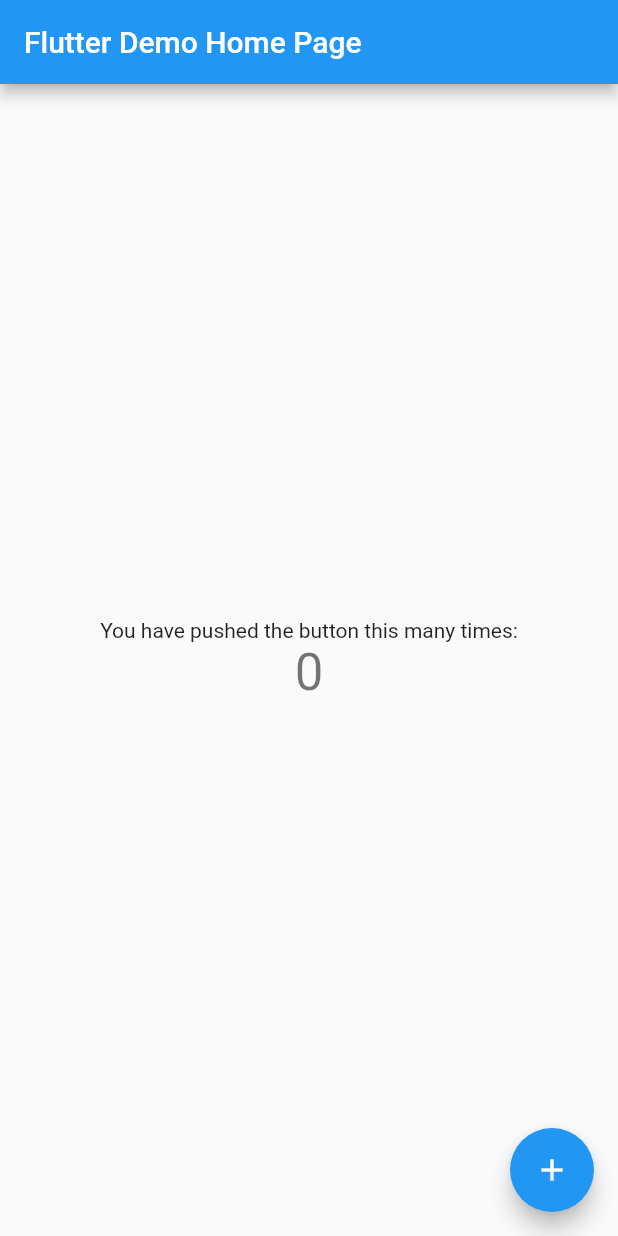
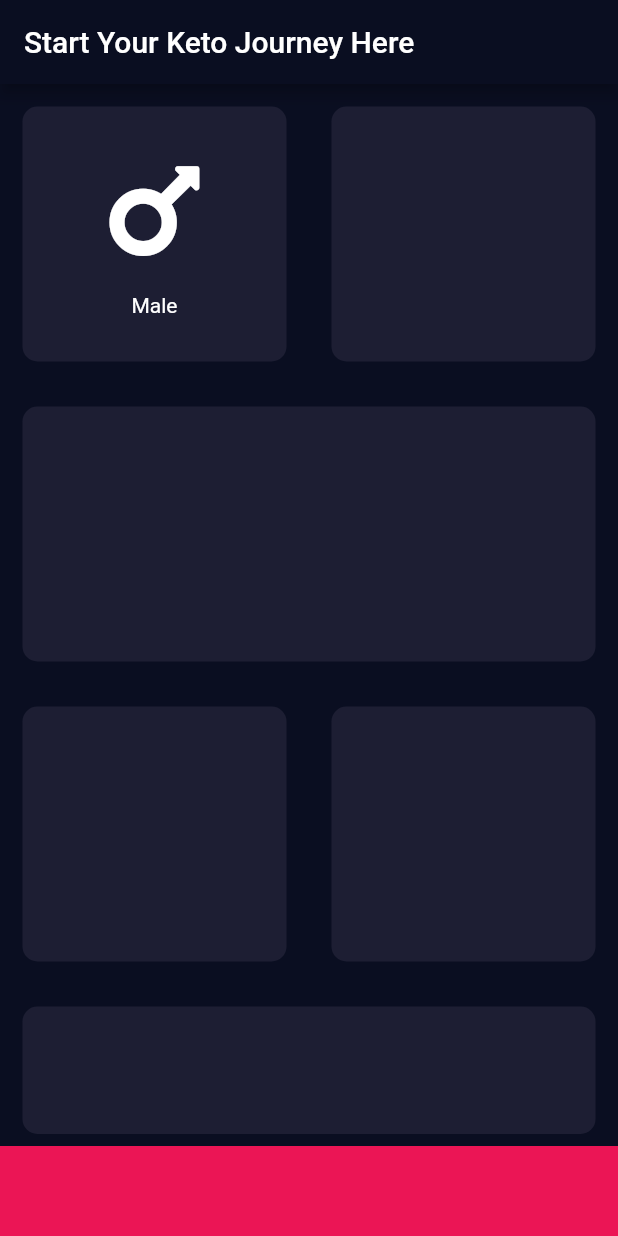
Before and after one commit to RahmsMusti/start_keto, a Flutter app: the screen it shows after launch, on a phone screen of 412 x 824 dp. Run offline on Flutter 3.47's test engine with Material 2 defaults, Android fonts, the light colour scheme and no system bars; our stand-ins replace font_awesome_flutter.

Commit message:
Layout Made
Scrollable layout made

```diff
--- /dev/null
+++ b/lib/input_page.dart
@@ -0,0 +1,117 @@
+import 'package:flutter/cupertino.dart';
+import 'package:flutter/material.dart';
+import 'package:font_awesome_flutter/font_awesome_flutter.dart';
+
+const bottomContainerHeight = 60.0;
+const activeCardColour = Color(0xFF1D1E33);
+const bottomContainerColour = Color(0xFFEB1555);
+
+class InputPage extends StatefulWidget {
+  @override
+  _InputPageState createState() => _InputPageState();
+}
+
+class _InputPageState extends State<InputPage> {
+  @override
+  Widget build(BuildContext context) {
+    return Scaffold(
+        appBar: AppBar(
+          title: Text('Start Your Keto Journey Here'),
+        ),
+        body: Column(
+          children: [
+            Flexible(
+              child: ListView(
+                children: [
+                  Expanded(
+                    child: Row(
+                      children: [
+                        Expanded(
+                          child: ReusableCard(
+                            cardChild: Column(
+                              mainAxisAlignment: MainAxisAlignment.center,
+                              children: [
+                                Icon(
+                                  FontAwesomeIcons.mars,
+                                  size: 80.0,
+                                ),
+                                SizedBox(
+                                  height: 15.0,
+                                ),
+                                Text(
+                                  'Male',
+                                )
+                              ],
+                            ),
+                            colour: activeCardColour,
+                            height: 170.0,
+                          ),
+                        ),
+                        Expanded(
+                            child: ReusableCard(
+                          colour: activeCardColour,
+                          height: 170.0,
+                        )),
+                      ],
+                    ),
+                  ),
+                  Expanded(
+                      child: ReusableCard(
+                    colour: activeCardColour,
+                    height: 170.0,
+                  )),
+                  Expanded(
+                    child: Row(
+                      children: [
+                        Expanded(
+                          child: ReusableCard(
+                            colour: activeCardColour,
+                            height: 170.0,
+                          ),
+                        ),
+                        Expanded(
+                          child: ReusableCard(
+                            colour: activeCardColour,
+                            height: 170.0,
+                          ),
+                        ),
+                      ],
+                    ),
+                  ),
+                  ReusableCard(
+                    colour: activeCardColour,
+                    height: 85.0,
+                  ),
+                ],
+              ),
+            ),
+            Container(
+              color: bottomContainerColour,
+              width: double.infinity,
+              height: bottomContainerHeight,
+            ),
+          ],
+        ));
+  }
+}
+
+class ReusableCard extends StatelessWidget {
+  ReusableCard({@required this.colour, this.height, this.cardChild});
+
+  final Color colour;
+  final double height;
+  final Widget cardChild;
+
+  @override
+  Widget build(BuildContext context) {
+    return Container(
+      child: cardChild,
+      margin: EdgeInsets.all(15.0),
+      height: height,
+      decoration: BoxDecoration(
+        color: colour,
+        borderRadius: BorderRadius.circular(10.0),
+      ),
+    );
+  }
+}
--- a/lib/main.dart
+++ b/lib/main.dart
@@ -1,117 +1,17 @@
 import 'package:flutter/material.dart';
+import 'package:start_keto/input_page.dart';
 
-void main() {
-  runApp(MyApp());
-}
+void main() => runApp(StartKeto());
 
-class MyApp extends StatelessWidget {
-  // This widget is the root of your application.
+class StartKeto extends StatelessWidget {
   @override
   Widget build(BuildContext context) {
     return MaterialApp(
-      title: 'Flutter Demo',
-      theme: ThemeData(
-        // This is the theme of your application.
-        //
-        // Try running your application with "flutter run". You'll see the
-        // application has a blue toolbar. Then, without quitting the app, try
-        // changing the primarySwatch below to Colors.green and then invoke
-        // "hot reload" (press "r" in the console where you ran "flutter run",
-        // or simply save your changes to "hot reload" in a Flutter IDE).
-        // Notice that the counter didn't reset back to zero; the application
-        // is not restarted.
-        primarySwatch: Colors.blue,
-        // This makes the visual density adapt to the platform that you run
-        // the app on. For desktop platforms, the controls will be smaller and
-        // closer together (more dense) than on mobile platforms.
-        visualDensity: VisualDensity.adaptivePlatformDensity,
+      theme: ThemeData.dark().copyWith(
+        primaryColor: Color(0xFF0A0E21),
+        scaffoldBackgroundColor: Color(0xFF0A0E21),
       ),
-      home: MyHomePage(title: 'Flutter Demo Home Page'),
+      home: InputPage(),
     );
   }
 }
-
-class MyHomePage extends StatefulWidget {
-  MyHomePage({Key key, this.title}) : super(key: key);
-
-  // This widget is the home page of your application. It is stateful, meaning
-  // that it has a State object (defined below) that contains fields that affect
-  // how it looks.
-
-  // This class is the configuration for the state. It holds the values (in this
-  // case the title) provided by the parent (in this case the App widget) and
-  // used by the build method of the State. Fields in a Widget subclass are
-  // always marked "final".
-
-  final String title;
-
-  @override
-  _MyHomePageState createState() => _MyHomePageState();
-}
-
-class _MyHomePageState extends State<MyHomePage> {
-  int _counter = 0;
-
-  void _incrementCounter() {
-    setState(() {
-      // This call to setState tells the Flutter framework that something has
-      // changed in this State, which causes it to rerun the build method below
-      // so that the display can reflect the updated values. If we changed
-      // _counter without calling setState(), then the build method would not be
-      // called again, and so nothing would appear to happen.
-      _counter++;
-    });
-  }
-
-  @override
-  Widget build(BuildContext context) {
-    // This method is rerun every time setState is called, for instance as done
-    // by the _incrementCounter method above.
-    //
-    // The Flutter framework has been optimized to make rerunning build methods
-    // fast, so that you can just rebuild anything that needs updating rather
-    // than having to individually change instances of widgets.
-    return Scaffold(
-      appBar: AppBar(
-        // Here we take the value from the MyHomePage object that was created by
-        // the App.build method, and use it to set our appbar title.
-        title: Text(widget.title),
-      ),
-      body: Center(
-        // Center is a layout widget. It takes a single child and positions it
-        // in the middle of the parent.
-        child: Column(
-          // Column is also a layout widget. It takes a list of children and
-          // arranges them vertically. By default, it sizes itself to fit its
-          // children horizontally, and tries to be as tall as its parent.
-          //
-          // Invoke "debug painting" (press "p" in the console, choose the
-          // "Toggle Debug Paint" action from the Flutter Inspector in Android
-          // Studio, or the "Toggle Debug Paint" command in Visual Studio Code)
-          // to see the wireframe for each widget.
-          //
-          // Column has various properties to control how it sizes itself and
-          // how it positions its children. Here we use mainAxisAlignment to
-          // center the children vertically; the main axis here is the vertical
-          // axis because Columns are vertical (the cross axis would be
-          // horizontal).
-          mainAxisAlignment: MainAxisAlignment.center,
-          children: <Widget>[
-            Text(
-              'You have pushed the button this many times:',
-            ),
-            Text(
-              '$_counter',
-              style: Theme.of(context).textTheme.headline4,
-            ),
-          ],
-        ),
-      ),
-      floatingActionButton: FloatingActionButton(
-        onPressed: _incrementCounter,
-        tooltip: 'Increment',
-        child: Icon(Icons.add),
-      ), // This trailing comma makes auto-formatting nicer for build methods.
-    );
-  }
-}
```
Also changed, not shown: pubspec.yaml (+2 -23 lines), pubspec.lock, 2 other files.
